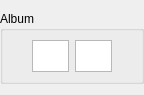
This is templateCover.ui in Ilya87/cover-fetcher as Qt 5 draws it before an edit. The edited form follows.
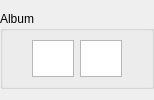
This is the edited form.

Patch:
```diff
--- a/templateCover.ui
+++ b/templateCover.ui
@@ -6,8 +6,8 @@
    <rect>
     <x>0</x>
     <y>0</y>
-    <width>144</width>
-    <height>88</height>
+    <width>154</width>
+    <height>100</height>
    </rect>
   </property>
   <property name="sizePolicy">
```
Left out of the diff: 4 changed lines with no effect on the pictures.
